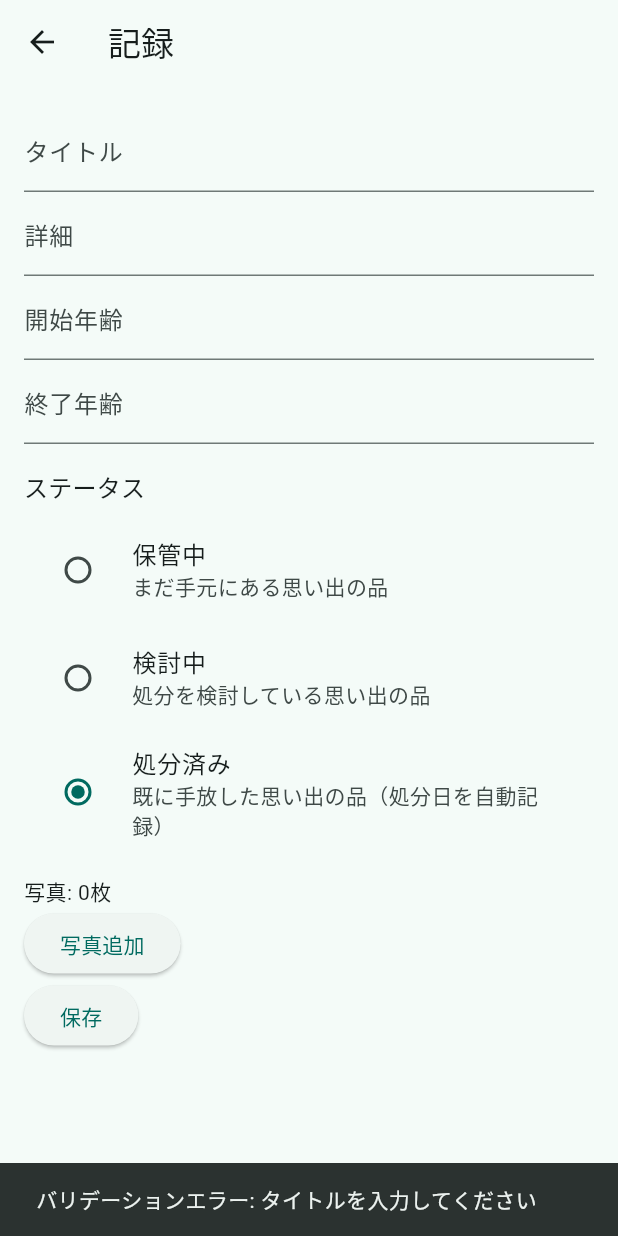
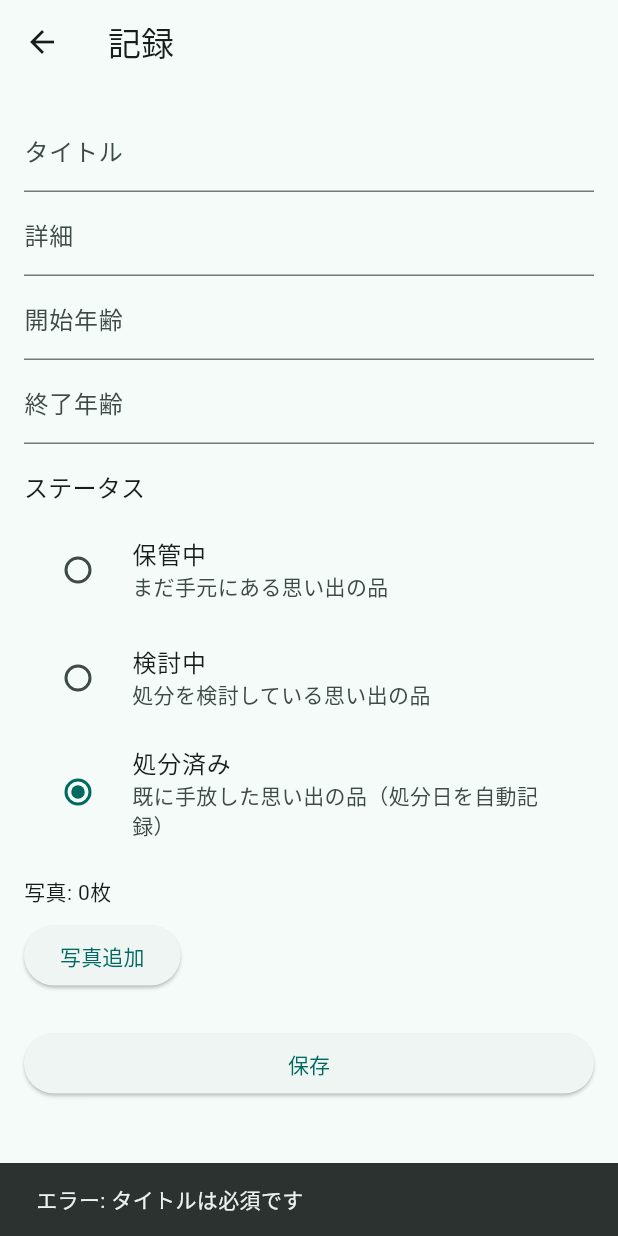
Before and after one commit to team-nup/2025-katazuke-frontend-app-ai-agent-hackathon, a Flutter app: the RecordPage screen opened directly, after a tap on "保存", on a phone screen of 412 x 824 dp. Run offline on Flutter 3.47's test engine with Material 3 defaults, Android fonts, the phone set to English and light mode, and no system bars; our stand-ins replace image_picker, sqflite; accounts and stored records are empty.

Commit message:
記録ページリファクタ

```diff
--- /dev/null
+++ b/lib/features/record/components/memory_form.dart
@@ -0,0 +1,107 @@
+import 'package:flutter/material.dart';
+import '../../../core/models/shared/memory_status.dart';
+
+class MemoryForm extends StatelessWidget {
+  final String title;
+  final String? detail;
+  final int? startAge;
+  final int? endAge;
+  final MemoryStatus status;
+  final Function(String) onTitleChanged;
+  final Function(String) onDetailChanged;
+  final Function(String) onStartAgeChanged;
+  final Function(String) onEndAgeChanged;
+  final Function(MemoryStatus) onStatusChanged;
+
+  const MemoryForm({
+    super.key,
+    required this.title,
+    this.detail,
+    this.startAge,
+    this.endAge,
+    required this.status,
+    required this.onTitleChanged,
+    required this.onDetailChanged,
+    required this.onStartAgeChanged,
+    required this.onEndAgeChanged,
+    required this.onStatusChanged,
+  });
+
+  @override
+  Widget build(BuildContext context) {
+    return Column(
+      crossAxisAlignment: CrossAxisAlignment.start,
+      children: [
+        TextField(
+          controller: TextEditingController(text: title),
+          decoration: const InputDecoration(labelText: 'タイトル'),
+          onChanged: onTitleChanged,
+        ),
+        TextField(
+          controller: TextEditingController(text: detail ?? ''),
+          decoration: const InputDecoration(labelText: '詳細'),
+          onChanged: onDetailChanged,
+        ),
+        TextField(
+          controller: TextEditingController(text: startAge?.toString() ?? ''),
+          decoration: const InputDecoration(labelText: '開始年齢'),
+          keyboardType: TextInputType.number,
+          onChanged: onStartAgeChanged,
+        ),
+        TextField(
+          controller: TextEditingController(text: endAge?.toString() ?? ''),
+          decoration: const InputDecoration(labelText: '終了年齢'),
+          keyboardType: TextInputType.number,
+          onChanged: onEndAgeChanged,
+        ),
+        const SizedBox(height: 16),
+        Text(
+          'ステータス',
+          style: Theme.of(context).textTheme.titleMedium,
+        ),
+        const SizedBox(height: 8),
+        _buildStatusRadios(),
+      ],
+    );
+  }
+
+  Widget _buildStatusRadios() {
+    return Column(
+      children: [
+        RadioListTile<MemoryStatus>(
+          title: const Text('保管中'),
+          subtitle: const Text('まだ手元にある思い出の品'),
+          value: MemoryStatus.keeping,
+          groupValue: status,
+          onChanged: (MemoryStatus? value) {
+            if (value != null) {
+              onStatusChanged(value);
+            }
+          },
+        ),
+        RadioListTile<MemoryStatus>(
+          title: const Text('検討中'),
+          subtitle: const Text('処分を検討している思い出の品'),
+          value: MemoryStatus.considering,
+          groupValue: status,
+          onChanged: (MemoryStatus? value) {
+            if (value != null) {
+              onStatusChanged(value);
+            }
+          },
+        ),
+        RadioListTile<MemoryStatus>(
+          title: const Text('処分済み'),
+          subtitle: const Text('既に手放した思い出の品（処分日を自動記録）'),
+          value: MemoryStatus.disposed,
+          groupValue: status,
+          onChanged: (MemoryStatus? value) {
+            if (value != null) {
+              onStatusChanged(value);
+            }
+          },
+        ),
+      ],
+    );
+  }
+}
--- /dev/null
+++ b/lib/features/record/components/photo_section.dart
@@ -0,0 +1,28 @@
+import 'package:flutter/material.dart';
+
+class PhotoSection extends StatelessWidget {
+  final List<String> imagePaths;
+  final VoidCallback onAddPhoto;
+
+  const PhotoSection({
+    super.key,
+    required this.imagePaths,
+    required this.onAddPhoto,
+  });
+
+  @override
+  Widget build(BuildContext context) {
+    return Column(
+      crossAxisAlignment: CrossAxisAlignment.start,
+      children: [
+        const SizedBox(height: 16),
+        Text('写真: ${imagePaths.length}枚'),
+        const SizedBox(height: 8),
+        ElevatedButton(
+          onPressed: onAddPhoto,
+          child: const Text('写真追加'),
+        ),
+      ],
+    );
+  }
+}
--- a/lib/features/record/logic/form/memory_validation.dart
+++ /dev/null
@@ -1,64 +0,0 @@
-import '../../../../core/models/shared/memory.dart';
-
-class MemoryValidation {
-  static String? validateTitle(String? title) {
-    if (title == null || title.trim().isEmpty) {
-      return 'タイトルを入力してください';
-    }
-    if (title.length > 100) {
-      return 'タイトルは100文字以内で入力してください';
-    }
-    return null;
-  }
-
-  static String? validateDetail(String? detail) {
-    if (detail != null && detail.length > 1000) {
-      return '詳細は1000文字以内で入力してください';
-    }
-    return null;
-  }
-
-  static String? validateAges(int? startAge, int? endAge) {
-    if (startAge != null && (startAge < 0)) {
-      return '年齢は0歳から入力してください';
-    }
-    if (endAge != null && (endAge < 0)) {
-      return '年齢は0歳から入力してください';
-    }
-    if (startAge != null && endAge != null && startAge > endAge) {
-      return '開始年齢は終了年齢より小さい値を入力してください';
-    }
-    return null;
-  }
-
-  static bool isValid({
-    required String? title,
-    String? detail,
-    int? startAge,
-    int? endAge,
-  }) {
-    return validateTitle(title) == null &&
-        validateDetail(detail) == null &&
-        validateAges(startAge, endAge) == null;
-  }
-
-  static List<String> getAllValidationErrors({
-    required String? title,
-    String? detail,
-    int? startAge,
-    int? endAge,
-  }) {
-    final List<String> errors = [];
-
-    final titleError = validateTitle(title);
-    if (titleError != null) errors.add(titleError);
-
-    final detailError = validateDetail(detail);
-    if (detailError != null) errors.add(detailError);
-
-    final ageError = validateAges(startAge, endAge);
-    if (ageError != null) errors.add(ageError);
-
-    return errors;
-  }
-}
--- a/lib/features/record/record_page.dart
+++ b/lib/features/record/record_page.dart
@@ -1,10 +1,11 @@
 import 'package:flutter/material.dart';
-import 'package:uuid/uuid.dart';
-import '../../core/models/shared/memory.dart';
 import '../../core/models/shared/memory_status.dart';
 import '../../core/database/repositories/memory_repository.dart';
 import '../../native/camera_service.dart';
-import 'logic/form/memory_validation.dart';
+import 'components/memory_form.dart';
+import 'components/photo_section.dart';
+import 'utils/memory_validator.dart';
+import 'utils/memory_factory.dart';
 
 class RecordPage extends StatefulWidget {
   const RecordPage({super.key});
@@ -14,22 +15,20 @@ class RecordPage extends StatefulWidget {
 }
 
 class _RecordPageState extends State<RecordPage> {
-  final _titleController = TextEditingController();
-  final _detailController = TextEditingController();
-  final _startAgeController = TextEditingController();
-  final _endAgeController = TextEditingController();
+  // Form data using Memory type structure
+  String _title = '';
+  String? _detail;
+  int? _startAge;
+  int? _endAge;
+  List<String> _imagePaths = [];
+  MemoryStatus _status = MemoryStatus.disposed;
 
+  // UI state
   final CameraService _cameraService = CameraService();
-  final List<String> _imagePaths = [];
   bool _isLoading = false;
-  MemoryStatus _selectedStatus = MemoryStatus.disposed;
 
   @override
   void dispose() {
-    _titleController.dispose();
-    _detailController.dispose();
-    _startAgeController.dispose();
-    _endAgeController.dispose();
     super.dispose();
   }
 
@@ -54,34 +53,16 @@ class _RecordPageState extends State<RecordPage> {
   Future<void> _saveMemory() async {
     if (_isLoading) return;
 
-    // バリデーションチェック
-    final titleError = MemoryValidation.validateTitle(_titleController.text);
-    if (titleError != null) {
-      ScaffoldMessenger.of(context).showSnackBar(
-        SnackBar(content: Text('バリデーションエラー: $titleError')),
-      );
-      return;
-    }
+    // Validation
+    final validationError = MemoryValidator.validateAll(
+      title: _title,
+      detail: _detail,
+      startAge: _startAge,
+      endAge: _endAge,
+    );
 
-    final detailError = MemoryValidation.validateDetail(_detailController.text);
-    if (detailError != null) {
-      ScaffoldMessenger.of(context).showSnackBar(
-        SnackBar(content: Text('バリデーションエラー: $detailError')),
-      );
-      return;
-    }
-
-    final startAge = _startAgeController.text.isEmpty
-        ? null
-        : int.tryParse(_startAgeController.text);
-    final endAge = _endAgeController.text.isEmpty
-        ? null
-        : int.tryParse(_endAgeController.text);
-    final ageError = MemoryValidation.validateAges(startAge, endAge);
-    if (ageError != null) {
-      ScaffoldMessenger.of(context).showSnackBar(
-        SnackBar(content: Text('バリデーションエラー: $ageError')),
-      );
+    if (validationError != null) {
+      _showErrorToast(validationError);
       return;
     }
 
@@ -90,45 +71,54 @@ class _RecordPageState extends State<RecordPage> {
     });
 
     try {
-      final now = DateTime.now();
-      final memory = Memory(
-        id: const Uuid().v4(),
-        title: _titleController.text.trim(),
-        detail: _detailController.text.isEmpty
-            ? null
-            : _detailController.text.trim(),
-        startAge: startAge,
-        endAge: endAge,
-        imagePaths: _imagePaths.isEmpty ? null : _imagePaths,
-        status: _selectedStatus,
-        disposedAt: _selectedStatus == MemoryStatus.disposed ? now : null,
-        insertedAt: now,
-        updatedAt: now,
+      // Create Memory using factory
+      final memory = MemoryFactory.createFromForm(
+        title: _title,
+        detail: _detail,
+        startAge: _startAge,
+        endAge: _endAge,
+        imagePaths: _imagePaths,
+        status: _status,
       );
 
+      // Save to database
       await MemoryRepository.insert(memory);
 
-      ScaffoldMessenger.of(context).showSnackBar(
-        const SnackBar(content: Text('保存完了')),
-      );
+      // Show success message
+      _showSuccessToast();
 
-      _titleController.clear();
-      _detailController.clear();
-      _startAgeController.clear();
-      _endAgeController.clear();
-      setState(() {
-        _imagePaths.clear();
-        _selectedStatus = MemoryStatus.disposed;
-      });
+      // Reset form
+      _resetForm();
     } catch (e) {
-      ScaffoldMessenger.of(context).showSnackBar(
-        SnackBar(content: Text('保存エラー: $e')),
-      );
+      _showErrorToast('保存エラー: $e');
     } finally {
       setState(() {
         _isLoading = false;
       });
     }
+  }
+
+  void _showErrorToast(String message) {
+    ScaffoldMessenger.of(context).showSnackBar(
+      SnackBar(content: Text('エラー: $message')),
+    );
+  }
+
+  void _showSuccessToast() {
+    ScaffoldMessenger.of(context).showSnackBar(
+      const SnackBar(content: Text('保存完了')),
+    );
+  }
+
+  void _resetForm() {
+    setState(() {
+      _title = '';
+      _detail = null;
+      _startAge = null;
+      _endAge = null;
+      _imagePaths.clear();
+      _status = MemoryStatus.disposed;
+    });
   }
 
   @override
@@ -142,82 +132,32 @@ class _RecordPageState extends State<RecordPage> {
         child: Column(
           crossAxisAlignment: CrossAxisAlignment.start,
           children: [
-            TextField(
-              controller: _titleController,
-              decoration: const InputDecoration(labelText: 'タイトル'),
+            MemoryForm(
+              title: _title,
+              detail: _detail,
+              startAge: _startAge,
+              endAge: _endAge,
+              status: _status,
+              onTitleChanged: (value) => setState(() => _title = value),
+              onDetailChanged: (value) =>
+                  setState(() => _detail = value.isEmpty ? null : value),
+              onStartAgeChanged: (value) =>
+                  setState(() => _startAge = int.tryParse(value)),
+              onEndAgeChanged: (value) =>
+                  setState(() => _endAge = int.tryParse(value)),
+              onStatusChanged: (status) => setState(() => _status = status),
             ),
-            TextField(
-              controller: _detailController,
-              decoration: const InputDecoration(labelText: '詳細'),
+            PhotoSection(
+              imagePaths: _imagePaths,
+              onAddPhoto: _addPhoto,
             ),
-            TextField(
-              controller: _startAgeController,
-              decoration: const InputDecoration(labelText: '開始年齢'),
-              keyboardType: TextInputType.number,
-            ),
-            TextField(
-              controller: _endAgeController,
-              decoration: const InputDecoration(labelText: '終了年齢'),
-              keyboardType: TextInputType.number,
-            ),
-            const SizedBox(height: 16),
-            Text(
-              'ステータス',
-              style: Theme.of(context).textTheme.titleMedium,
-            ),
-            const SizedBox(height: 8),
-            Column(
-              children: [
-                RadioListTile<MemoryStatus>(
-                  title: const Text('保管中'),
-                  subtitle: const Text('まだ手元にある思い出の品'),
-                  value: MemoryStatus.keeping,
-                  groupValue: _selectedStatus,
-                  onChanged: (MemoryStatus? value) {
-                    if (value != null) {
-                      setState(() {
-                        _selectedStatus = value;
-                      });
-                    }
-                  },
-                ),
-                RadioListTile<MemoryStatus>(
-                  title: const Text('検討中'),
-                  subtitle: const Text('処分を検討している思い出の品'),
-                  value: MemoryStatus.considering,
-                  groupValue: _selectedStatus,
-                  onChanged: (MemoryStatus? value) {
-                    if (value != null) {
-                      setState(() {
-                        _selectedStatus = value;
-                      });
-                    }
-                  },
-                ),
-                RadioListTile<MemoryStatus>(
-                  title: const Text('処分済み'),
-                  subtitle: const Text('既に手放した思い出の品（処分日を自動記録）'),
-                  value: MemoryStatus.disposed,
-                  groupValue: _selectedStatus,
-                  onChanged: (MemoryStatus? value) {
-                    if (value != null) {
-                      setState(() {
-                        _selectedStatus = value;
-                      });
-                    }
-                  },
-                ),
-              ],
-            ),
-            const SizedBox(height: 16),
-            Text('写真: ${_imagePaths.length}枚'),
-            ElevatedButton(
-              onPressed: _addPhoto,
-              child: const Text('写真追加'),
-            ),
-            ElevatedButton(
-              onPressed: _isLoading ? null : _saveMemory,
-              child: _isLoading ? const Text('保存中...') : const Text('保存'),
+            const SizedBox(height: 24),
+            SizedBox(
+              width: double.infinity,
+              child: ElevatedButton(
+                onPressed: _isLoading ? null : _saveMemory,
+                child: _isLoading ? const Text('保存中...') : const Text('保存'),
+              ),
             ),
           ],
         ),
--- /dev/null
+++ b/lib/features/record/utils/memory_factory.dart
@@ -0,0 +1,28 @@
+import 'package:uuid/uuid.dart';
+import '../../../core/models/shared/memory.dart';
+import '../../../core/models/shared/memory_status.dart';
+
+class MemoryFactory {
+  static Memory createFromForm({
+    required String title,
+    String? detail,
+    int? startAge,
+    int? endAge,
+    List<String>? imagePaths,
+    required MemoryStatus status,
+  }) {
+    final now = DateTime.now();
+    return Memory(
+      id: const Uuid().v4(),
+      title: title.trim(),
+      detail: detail?.isEmpty == true ? null : detail?.trim(),
+      startAge: startAge,
+      endAge: endAge,
+      imagePaths: imagePaths?.isEmpty == true ? null : imagePaths,
+      status: status,
+      disposedAt: status == MemoryStatus.disposed ? now : null,
+      insertedAt: now,
+      updatedAt: now,
+    );
+  }
+}
--- /dev/null
+++ b/lib/features/record/utils/memory_validator.dart
@@ -0,0 +1,42 @@
+class MemoryValidator {
+  static String? validateTitle(String title) {
+    if (title.trim().isEmpty) {
+      return 'タイトルは必須です';
+    }
+    if (title.trim().length > 100) {
+      return 'タイトルは100文字以内で入力してください';
+    }
+    return null;
+  }
+
+  static String? validateDetail(String? detail) {
+    if (detail != null && detail.trim().length > 1000) {
+      return '詳細は1000文字以内で入力してください';
+    }
+    return null;
+  }
+
+  static String? validateAges(int? startAge, int? endAge) {
+    if (startAge != null && (startAge < 0 || startAge > 150)) {
+      return '開始年齢は0-150の範囲で入力してください';
+    }
+    if (endAge != null && (endAge < 0 || endAge > 150)) {
+      return '終了年齢は0-150の範囲で入力してください';
+    }
+    if (startAge != null && endAge != null && startAge > endAge) {
+      return '開始年齢は終了年齢以下にしてください';
+    }
+    return null;
+  }
+
+  static String? validateAll({
+    required String title,
+    String? detail,
+    int? startAge,
+    int? endAge,
+  }) {
+    return validateTitle(title) ??
+        validateDetail(detail) ??
+        validateAges(startAge, endAge);
+  }
+}
```
